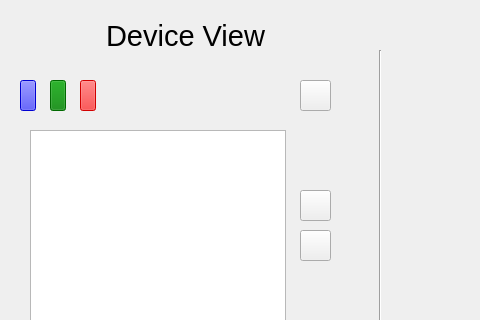
First picture: the form in Neuroset/mainwindow.ui, repository kyleaitken/Neuroset, before the edit; both pictures show x 0 to 480 and y 0 to 320 of the 1142 by 489 pixel window.
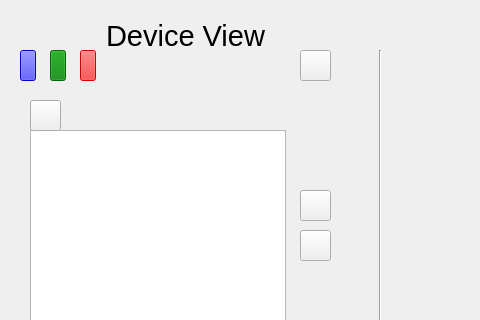
Second picture: the form after the edit. Icons and pictures are not drawn. Custom widgets are drawn as their Qt base class.

What changed in the file:
```diff
--- a/Neuroset/mainwindow.ui
+++ b/Neuroset/mainwindow.ui
@@ -21,7 +21,7 @@
     <property name="geometry">
      <rect>
       <x>20</x>
-      <y>80</y>
+      <y>50</y>
       <width>16</width>
       <height>31</height>
      </rect>
@@ -42,7 +42,7 @@
     <property name="geometry">
      <rect>
       <x>50</x>
-      <y>80</y>
+      <y>50</y>
       <width>16</width>
       <height>31</height>
      </rect>
@@ -63,7 +63,7 @@
     <property name="geometry">
      <rect>
       <x>80</x>
-      <y>80</y>
+      <y>50</y>
       <width>16</width>
       <height>31</height>
      </rect>
@@ -81,7 +81,7 @@
     <property name="geometry">
      <rect>
       <x>300</x>
-      <y>80</y>
+      <y>50</y>
       <width>31</width>
       <height>31</height>
      </rect>
@@ -335,6 +335,33 @@
       <normaloff>images/down.png</normaloff>images/down.png</iconset>
     </property>
    </widget>
+   <widget class="QPushButton" name="menuButton">
+    <property name="geometry">
+     <rect>
+      <x>30</x>
+      <y>100</y>
+      <width>31</width>
+      <height>31</height>
+     </rect>
+    </property>
+    <property name="text">
+     <string/>
+    </property>
+    <property name="icon">
+     <iconset>
+      <normaloff>images/Menu.png</normaloff>images/Menu.png</iconset>
+    </property>
+   </widget>
+   <widget class="QCustomPlot" name="widget" native="true">
+    <property name="geometry">
+     <rect>
+      <x>480</x>
+      <y>80</y>
+      <width>261</width>
+      <height>51</height>
+     </rect>
+    </property>
+   </widget>
   </widget>
   <widget class="QMenuBar" name="menubar">
    <property name="geometry">
@@ -348,6 +375,14 @@
   </widget>
   <widget class="QStatusBar" name="statusbar"/>
  </widget>
+ <customwidgets>
+  <customwidget>
+   <class>QCustomPlot</class>
+   <extends>QWidget</extends>
+   <header>qcustomplot.h</header>
+   <container>1</container>
+  </customwidget>
+ </customwidgets>
  <resources/>
  <connections/>
 </ui>
```
